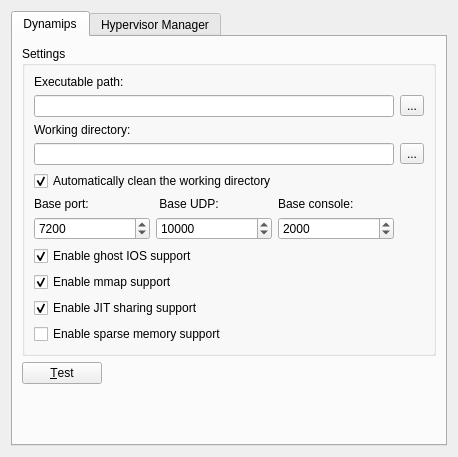
GNS3/gns3-legacy, file src/GNS3/Ui/ConfigurationPages/Form_PreferencesDynamips.ui: the form before one commit.
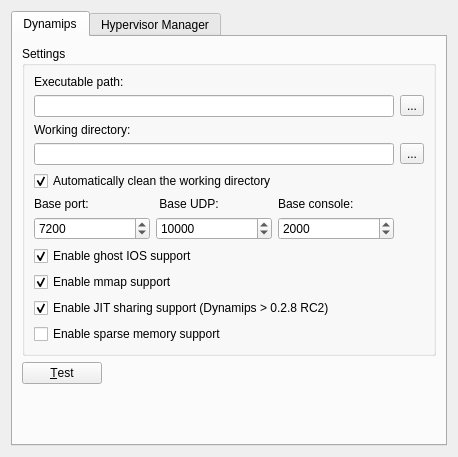
The form after the commit.

Commit message: [*] JIT sharing support completed

What changed in the file:
```diff
--- a/src/GNS3/Ui/ConfigurationPages/Form_PreferencesDynamips.ui
+++ b/src/GNS3/Ui/ConfigurationPages/Form_PreferencesDynamips.ui
@@ -154,10 +154,10 @@
             </property>
            </widget>
           </item>
-          <item row="9" column="0" colspan="2">
+          <item row="9" column="0" colspan="4">
            <widget class="QCheckBox" name="checkBoxJITsharing">
             <property name="text">
-             <string>Enable JIT sharing support</string>
+             <string>Enable JIT sharing support (Dynamips &gt; 0.2.8 RC2)</string>
             </property>
             <property name="checked">
              <bool>true</bool>
```
The commit also changes 34 other files.
